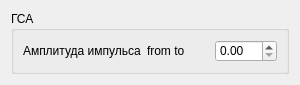
The window that ui/GSAUIDesign.ui (AVSidorov/FT2SXR) describes before a commit, drawn with Qt 5.
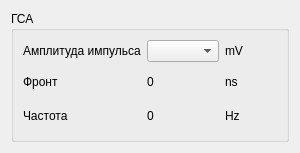
The same window after the commit.

Commit message: new GSA window based on hardware

Diff of the .ui file:
```diff
--- a/ui/GSAUIDesign.ui
+++ b/ui/GSAUIDesign.ui
@@ -7,7 +7,7 @@
     <x>0</x>
     <y>0</y>
     <width>300</width>
-    <height>85</height>
+    <height>153</height>
    </rect>
   </property>
   <property name="sizePolicy">
@@ -43,14 +43,56 @@
        </widget>
       </item>
       <item row="0" column="1">
-       <widget class="QLabel" name="amplitude_var_label">
-        <property name="text">
-         <string>from to</string>
-        </property>
-       </widget>
+       <widget class="QComboBox" name="amp_comboBox"/>
       </item>
       <item row="0" column="2">
-       <widget class="QDoubleSpinBox" name="amplitude_doubleSpinBox"/>
+       <widget class="QLabel" name="amp_type_label">
+        <property name="text">
+         <string>mV</string>
+        </property>
+       </widget>
+      </item>
+      <item row="1" column="0">
+       <widget class="QLabel" name="edge_label">
+        <property name="text">
+         <string>Фронт</string>
+        </property>
+       </widget>
+      </item>
+      <item row="1" column="1">
+       <widget class="QLabel" name="edge_val_label">
+        <property name="text">
+         <string>0</string>
+        </property>
+       </widget>
+      </item>
+      <item row="1" column="2">
+       <widget class="QLabel" name="edge_type_label">
+        <property name="text">
+         <string>ns</string>
+        </property>
+       </widget>
+      </item>
+      <item row="2" column="0">
+       <widget class="QLabel" name="freq_label">
+        <property name="text">
+         <string>Частота</string>
+        </property>
+       </widget>
+      </item>
+      <item row="2" column="1">
+       <widget class="QLabel" name="freq_val_label">
+        <property name="text">
+         <string>0</string>
+        </property>
+       </widget>
+      </item>
+      <item row="2" column="2">
+       <widget class="QLabel" name="freq_type_label">
+        <property name="text">
+         <string>Hz</string>
+        </property>
+       </widget>
       </item>
      </layout>
     </widget>
```
The commit also changes 2 other files.
